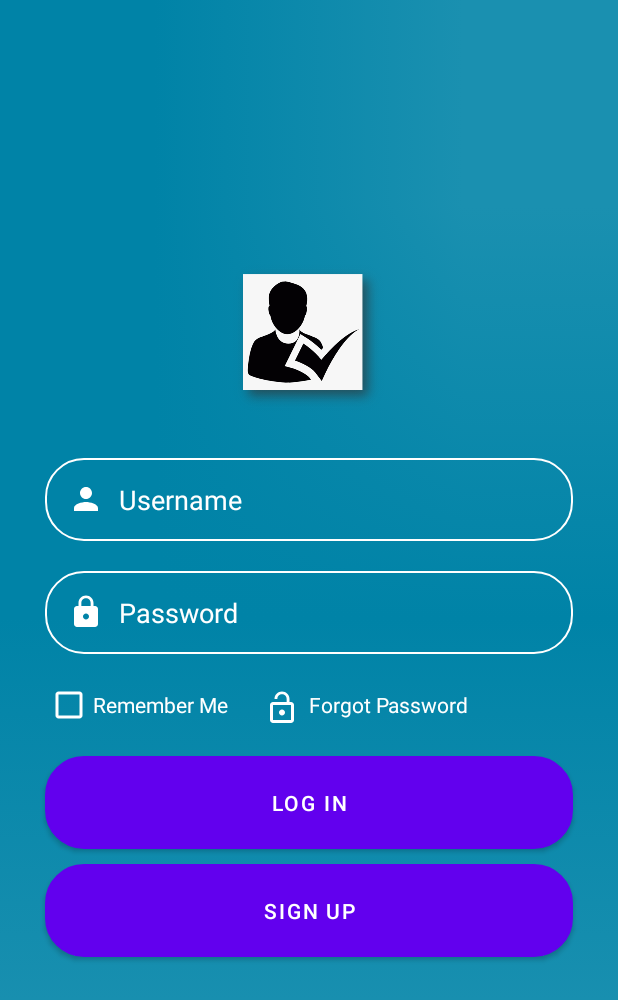
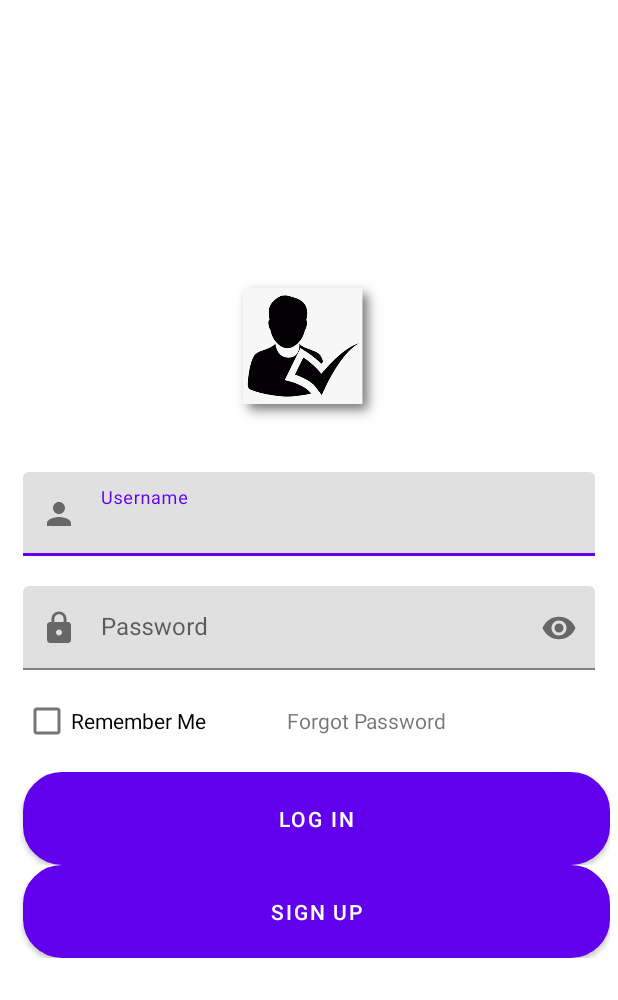
Before and after one commit to Ujas-Goti/Attendance_Manager_Try, an Android app: the screen it shows after launch (Login_Activity), on a phone screen of 412 x 824 dp. Shown: the top 1000 px of the screen. Run offline under Robolectric (Android 15) with nearby library versions, the phone set to English and light mode, and no system bars; our stand-ins replace Firebase (no records; nobody signed in at launch, a user with empty details on screens opened directly).

```diff
--- a/app/src/main/AndroidManifest.xml
+++ b/app/src/main/AndroidManifest.xml
@@ -9,6 +9,9 @@
         android:roundIcon="@mipmap/ic_launcher_round"
         android:supportsRtl="true"
         android:theme="@style/Theme.Attendance_Manager_Try">
+        <activity
+            android:name=".View_Attendance"
+            android:exported="false" />
         <activity
             android:name=".Student1"
             android:exported="false" />
--- a/app/src/main/res/layout/activity_login.xml
+++ b/app/src/main/res/layout/activity_login.xml
@@ -3,10 +3,9 @@
     xmlns:app="http://schemas.android.com/apk/res-auto"
     android:layout_width="match_parent"
     android:layout_height="match_parent"
-    android:background="@mipmap/back"
     android:orientation="vertical"
     android:gravity="center"
-    android:padding="20dp">
+    android:padding="5dp">
 
     <ImageView
         android:layout_width="150dp"
@@ -15,37 +14,41 @@
         android:layout_marginBottom="20dp"
         android:src="@drawable/img" />
 
-    <EditText
+    <com.google.android.material.textfield.TextInputLayout
+        style="@style/MaterialAlertDialog.Material3.Title.Text"
+        android:layout_width="match_parent"
+        android:layout_height="wrap_content"
+        android:hint="@string/username"
+        app:startIconDrawable="@drawable/ic_person_black_24dp">
+
+    <com.google.android.material.textfield.TextInputEditText
         android:id="@+id/username"
         android:layout_width="match_parent"
         android:layout_height="wrap_content"
         android:layout_margin="10dp"
-        android:background="@drawable/shapeemail"
-        android:drawableStart="@drawable/ic_person_black_24dp"
-        android:drawablePadding="10dp"
-        android:hint="@string/username"
         android:importantForAutofill="no"
-        android:inputType="text"
-        android:padding="15dp"
-        android:textColor="@color/white"
-        android:textColorHighlight="@color/white"
-        android:textColorHint="@color/white" />
+        android:inputType="text" />
 
-    <EditText
+    </com.google.android.material.textfield.TextInputLayout>
+
+    <com.google.android.material.textfield.TextInputLayout
+        style="@style/MaterialAlertDialog.Material3.Title.Text"
+        android:layout_width="match_parent"
+        android:layout_height="wrap_content"
+        android:hint="@string/password"
+        app:startIconDrawable="@drawable/ic_lock_black_24dp"
+        app:endIconMode="password_toggle">
+
+    <com.google.android.material.textfield.TextInputEditText
         android:id="@+id/password"
         android:layout_width="match_parent"
         android:layout_height="wrap_content"
         android:layout_margin="10dp"
-        android:background="@drawable/shapeemail"
-        android:drawableStart="@drawable/ic_lock_black_24dp"
-        android:drawablePadding="10dp"
-        android:hint="@string/password"
         android:importantForAutofill="no"
-        android:inputType="textPassword"
-        android:padding="15dp"
-        android:textColor="@color/white"
-        android:textColorHighlight="@color/white"
-        android:textColorHint="@color/white" />
+        android:inputType="textPassword" />
+
+    </com.google.android.material.textfield.TextInputLayout>
+
 
     <LinearLayout
         android:layout_width="match_parent"
@@ -60,11 +63,8 @@
             android:layout_marginTop="0dp"
             android:layout_marginRight="10dp"
             android:layout_marginBottom="10dp"
-            android:buttonTint="@color/white"
             android:checked="true"
-            android:text="@string/Remember_Me"
-            android:textColor="@color/white" />
-
+            android:text="@string/Remember_Me" />
         <TextView
             android:layout_width="match_parent"
             android:layout_height="wrap_content"
@@ -75,37 +75,39 @@
             android:drawablePadding="6dp"
             android:padding="4dp"
             android:text="@string/Forgot_Password"
-            android:textColor="@color/white"
             app:drawableStartCompat="@drawable/ic_lock_open_black_24dp" />
-
 
     </LinearLayout>
 
+    <com.google.android.material.textfield.TextInputLayout
+        android:layout_width="match_parent"
+        android:layout_height="wrap_content">
     <Button
         android:id="@+id/login"
         android:layout_width="match_parent"
         android:layout_height="wrap_content"
         android:layout_marginLeft="10dp"
         android:layout_marginTop="0dp"
-        android:layout_marginRight="10dp"
-        android:layout_marginBottom="10dp"
         android:background="@drawable/shapelogin"
         android:padding="15dp"
         android:shadowColor="@android:color/transparent"
         android:text="@string/Login" />
+</com.google.android.material.textfield.TextInputLayout>
 
+<com.google.android.material.textfield.TextInputLayout
+    android:layout_width="match_parent"
+    android:layout_height="wrap_content">
     <Button
         android:id="@+id/Signup"
         android:layout_width="match_parent"
         android:layout_height="wrap_content"
         android:layout_marginLeft="10dp"
         android:layout_marginTop="0dp"
-        android:layout_marginRight="10dp"
-        android:layout_marginBottom="10dp"
         android:background="@drawable/shapesignup"
         android:padding="15dp"
         android:shadowColor="@android:color/transparent"
         android:text="@string/signup"
         android:textColor="@color/white" />
+</com.google.android.material.textfield.TextInputLayout>
 
 </LinearLayout>
--- a/app/src/main/res/layout/activity_student1.xml
+++ b/app/src/main/res/layout/activity_student1.xml
@@ -43,5 +43,4 @@
             android:id="@+id/recyclerView1"
             android:background="@drawable/shape_title" />
 
-
 </LinearLayout>
--- a/app/src/main/res/menu/menu.xml
+++ b/app/src/main/res/menu/menu.xml
@@ -9,8 +9,8 @@
         android:id="@+id/logout" />
 
     <item
-        android:title="Share"
-        android:id="@+id/share"
+        android:title="View Sessions"
+        android:id="@+id/viewSession"
         />
 
 </menu>
--- a/app/src/main/res/values/strings.xml
+++ b/app/src/main/res/values/strings.xml
@@ -12,6 +12,7 @@
     <string name="select_start_time">Start Time</string>
     <string name="duration">Session Duration</string>
     <string name="submit">Submit</string>
+    <string name="Loading">Loading</string>
     <string-array name="sem_Entries">
         <item>Sem-1</item>
         <item>Sem-2</item>
@@ -26,4 +27,7 @@
         <item>WNS</item>
         <item>AJAVA</item>
     </string-array>
+    <string-array name="Empty">
+        <item>Loading</item>
+    </string-array>
 </resources>
```
Also changed, not shown: app/src/main/java/com/example/attendance_manager_try/Login_Model.java (+16 -2 lines), app/src/main/java/com/example/attendance_manager_try/SessionAdapter.java (+23 -12 lines), app/src/main/java/com/example/attendance_manager_try/Session_Create.java (+13 -14 lines), app/src/main/java/com/example/attendance_manager_try/Student1.java (+28 -28 lines), app/src/main/java/com/example/attendance_manager_try/View_Attendance.java (added, +94 -0 lines), app/src/main/res/layout/activity_view_session.xml (added, +27 -0 lines), app/src/main/res/layout/session.xml (+4 -3 lines).
